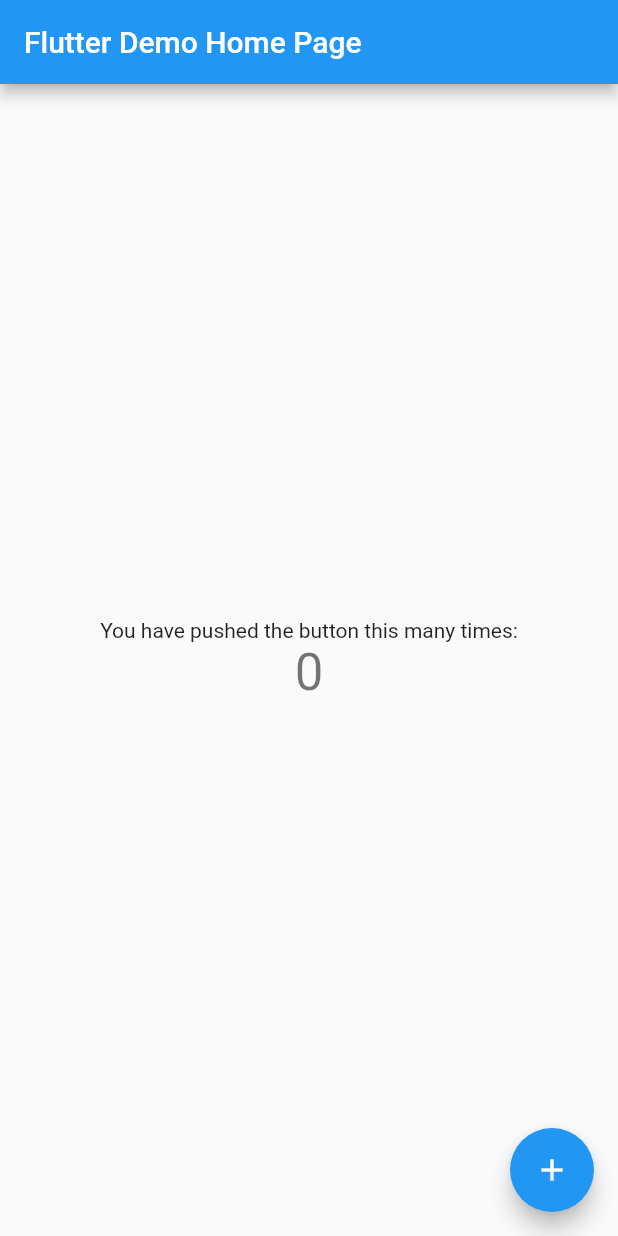
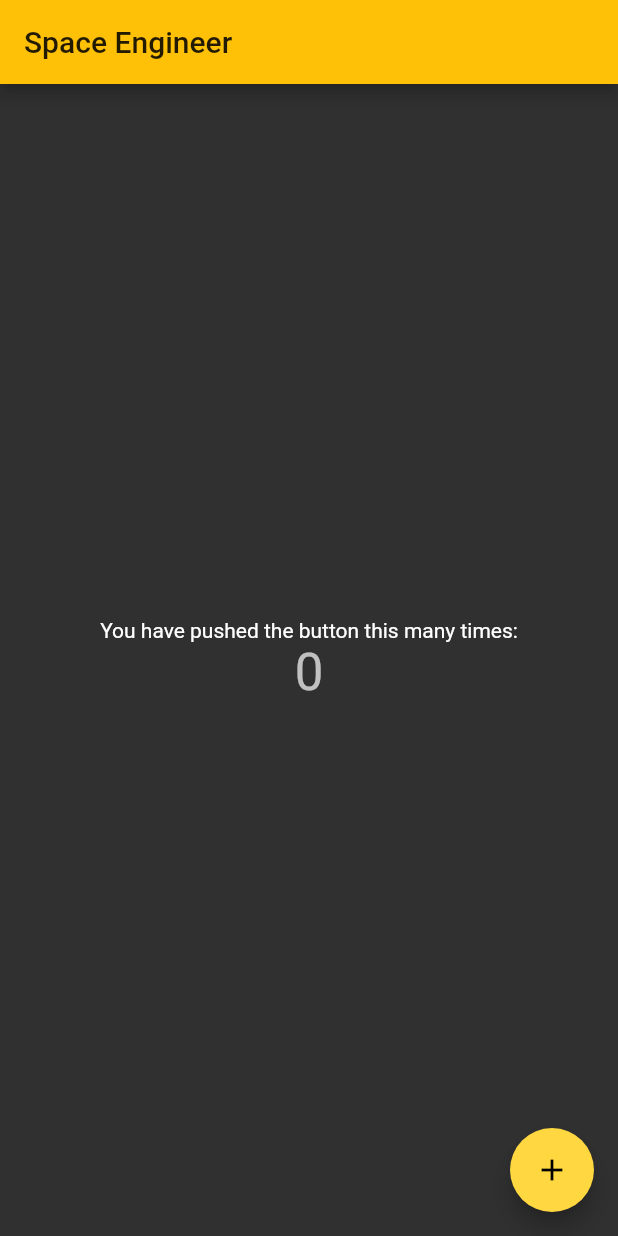
Before and after one commit to ariejan/space_engineer, a Flutter app: the screen it shows after launch, on a phone screen of 412 x 824 dp. Run offline on Flutter 3.47's test engine with Material 2 defaults, Android fonts, the phone set to English and light mode, and no system bars.

Commit message:
Set color scheme

```diff
--- a/lib/home_screen.dart
+++ b/lib/home_screen.dart
@@ -1,18 +1,10 @@
 import 'package:flutter/material.dart';
 
 class HomeScreen extends StatefulWidget {
-  HomeScreen({Key key, this.title}) : super(key: key);
+//  HomeScreen({Key key, this.title}) : super(key: key);
 
-  // This widget is the home page of your application. It is stateful, meaning
-  // that it has a State object (defined below) that contains fields that affect
-  // how it looks.
 
-  // This class is the configuration for the state. It holds the values (in this
-  // case the title) provided by the parent (in this case the App widget) and
-  // used by the build method of the State. Fields in a Widget subclass are
-  // always marked "final".
-
-  final String title;
+  final String _title = "Space Engineer";
 
   @override
   _HomeScreenState createState() => _HomeScreenState();
@@ -44,7 +36,7 @@ class _HomeScreenState extends State<HomeScreen> {
       appBar: AppBar(
         // Here we take the value from the MyHomePage object that was created by
         // the App.build method, and use it to set our appbar title.
-        title: Text(widget.title),
+        title: Text(widget._title),
       ),
       body: Center(
         // Center is a layout widget. It takes a single child and positions it
--- a/lib/main.dart
+++ b/lib/main.dart
@@ -4,23 +4,21 @@ import 'home_screen.dart';
 void main() => runApp(SpaceEngineerApp());
 
 class SpaceEngineerApp extends StatelessWidget {
+
+  ThemeData _theme() {
+    return ThemeData(
+      brightness: Brightness.dark,
+      primaryColor: Colors.amber,
+      accentColor: Colors.amberAccent,
+    );
+  }
+
   @override
   Widget build(BuildContext context) {
     return MaterialApp(
       title: 'Space Engineer',
-      theme: ThemeData(
-        // This is the theme of your application.
-        //
-        // Try running your application with "flutter run". You'll see the
-        // application has a blue toolbar. Then, without quitting the app, try
-        // changing the primarySwatch below to Colors.green and then invoke
-        // "hot reload" (press "r" in the console where you ran "flutter run",
-        // or simply save your changes to "hot reload" in a Flutter IDE).
-        // Notice that the counter didn't reset back to zero; the application
-        // is not restarted.
-        primarySwatch: Colors.blue,
-      ),
-      home: HomeScreen(title: 'Flutter Demo Home Page'),
+      theme: _theme(),
+      home: HomeScreen(),
     );
   }
 }
```
Also changed, not shown: 1 other file.
